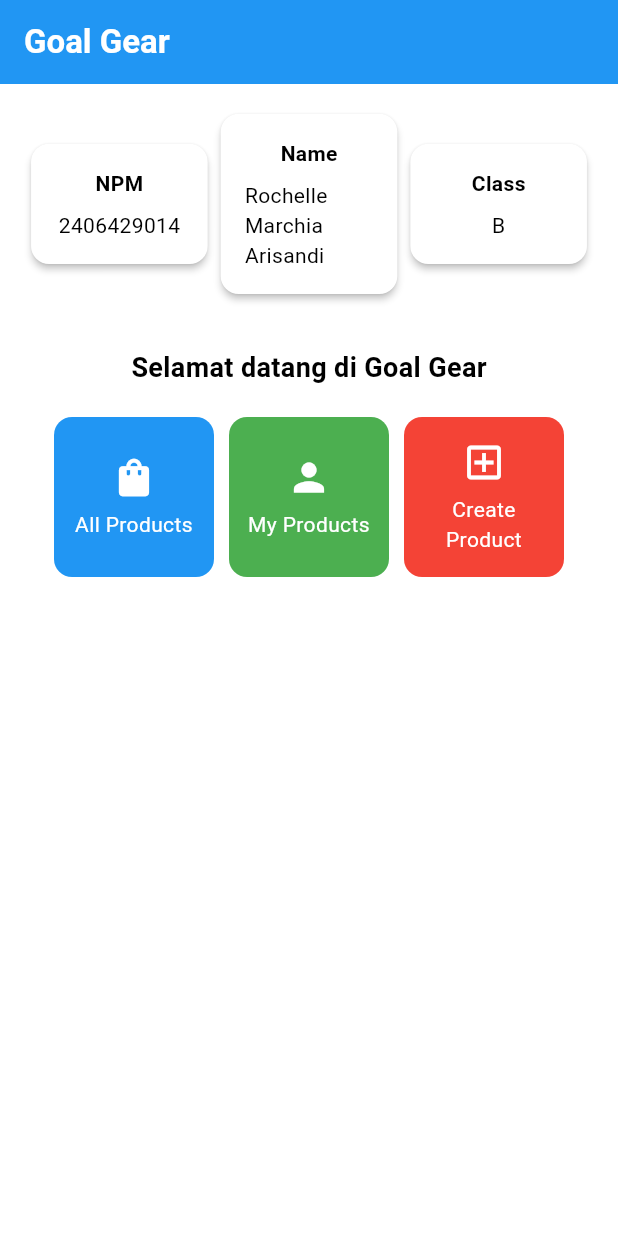
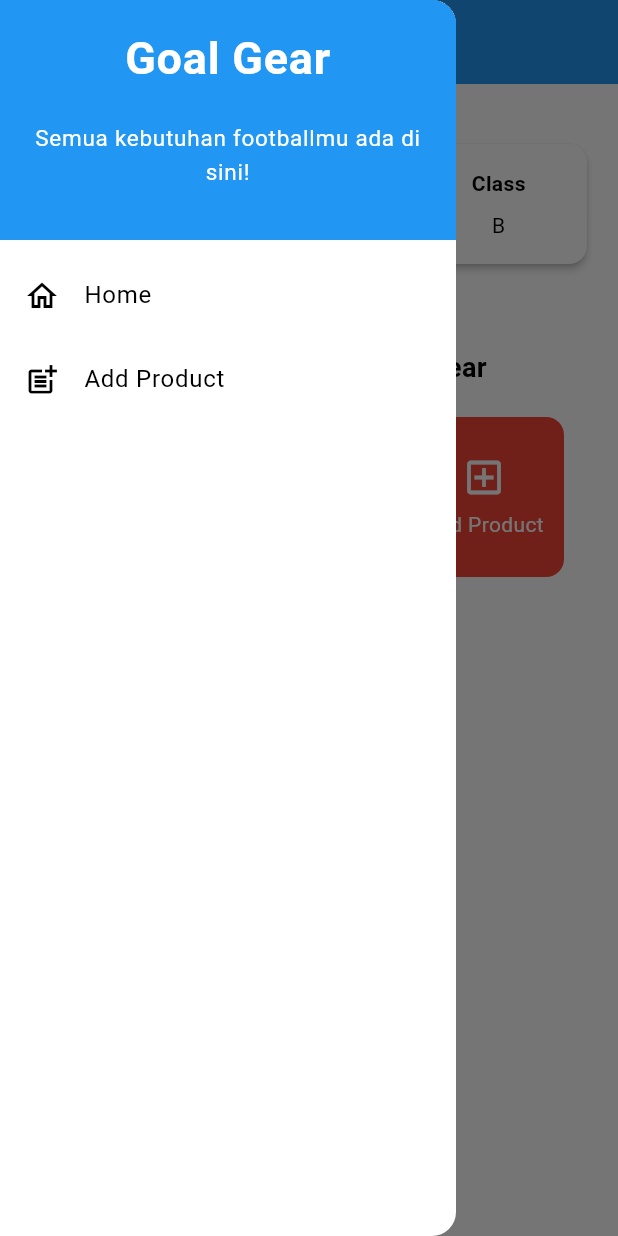
Before and after one commit to rochellearis/goal-gear-mobile, a Flutter app: the screen it shows after launch, with the side drawer open (before the commit the screen has no drawer), on a phone screen of 412 x 824 dp. Run offline on Flutter 3.47's test engine with Material 3 defaults, Android fonts, the phone set to English and light mode, and no system bars.

Commit message:
Tugas 8: Flutter Navigation, Layouts, Forms, and Input Elements

```diff
--- a/lib/main.dart
+++ b/lib/main.dart
@@ -1,5 +1,5 @@
 import 'package:flutter/material.dart';
-import 'package:goal_gear/menu.dart';
+import 'package:goal_gear/screens/menu.dart';
 
 void main() {
   runApp(const MyApp());
--- a/lib/menu.dart
+++ b/lib/screens/menu.dart
@@ -1,4 +1,7 @@
 import 'package:flutter/material.dart';
+import 'package:goal_gear/widgets/left_drawer.dart';
+import 'package:goal_gear/widgets/product_card.dart';
+import 'package:goal_gear/screens/productlist_form.dart'; // import ProductFormPage
 
 class MyHomePage extends StatelessWidget {
   MyHomePage({super.key});
@@ -9,7 +12,7 @@ class MyHomePage extends StatelessWidget {
   final List<ItemHomepage> items = [
     ItemHomepage("All Products", Icons.shopping_bag, Colors.blue),
     ItemHomepage("My Products", Icons.person, Colors.green),
-    ItemHomepage("Create Product", Icons.add_box_outlined, Colors.red),
+    ItemHomepage("Add Product", Icons.add_box_outlined, Colors.red),
   ];
 
   @override
@@ -29,6 +32,7 @@ class MyHomePage extends StatelessWidget {
         // Warna latar belakang AppBar diambil dari skema warna tema aplikasi.
         backgroundColor: Theme.of(context).colorScheme.primary,
       ),
+      drawer: LeftDrawer(),
       // Body halaman dengan padding di sekelilingnya.
       body: Padding(
         padding: const EdgeInsets.all(16.0),
@@ -79,7 +83,19 @@ class MyHomePage extends StatelessWidget {
 
                     // Menampilkan ItemCard untuk setiap item dalam list items.
                     children: items.map((ItemHomepage item) {
-                      return ItemCard(item);
+                      return InkWell(
+                        onTap: () {
+                          if (item.name == "Add Product") {
+                            Navigator.push(
+                              context,
+                              MaterialPageRoute(
+                                builder: (context) => const ProductFormPage(),
+                              ),
+                            );
+                          }
+                        },
+                        child: ItemCard(item),
+                      );
                     }).toList(),
                   ),
                 ],
@@ -132,57 +148,3 @@ class ItemHomepage {
 
   ItemHomepage(this.name, this.icon, this.color);
 }
-
-class ItemCard extends StatelessWidget {
-  // Menampilkan kartu dengan ikon dan nama.
-
-  final ItemHomepage item;
-
-  const ItemCard(this.item, {super.key});
-
-  @override
-  Widget build(BuildContext context) {
-    return Material(
-      // Menentukan warna latar belakang dari tema aplikasi.
-      color: item.color, // use the item's color
-      // Membuat sudut kartu melengkung.
-      borderRadius: BorderRadius.circular(12),
-
-      child: InkWell(
-        borderRadius: BorderRadius.circular(12), // match Material's radius
-        // Aksi ketika kartu ditekan.
-        onTap: () {
-          // Menampilkan pesan SnackBar saat kartu ditekan.
-          ScaffoldMessenger.of(context)
-            ..hideCurrentSnackBar()
-            ..showSnackBar(
-                SnackBar(content: Text("Kamu telah menekan tombol ${item.name}!"))
-            );
-        },
-        // Container untuk menyimpan Icon dan Text
-        child: Container(
-          padding: const EdgeInsets.all(8),
-          child: Center(
-            child: Column(
-              // Menyusun ikon dan teks di tengah kartu.
-              mainAxisAlignment: MainAxisAlignment.center,
-              children: [
-                Icon(
-                  item.icon,
-                  color: Colors.white,
-                  size: 30.0,
-                ),
-                const Padding(padding: EdgeInsets.all(3)),
-                Text(
-                  item.name,
-                  textAlign: TextAlign.center,
-                  style: const TextStyle(color: Colors.white),
-                ),
-              ],
-            ),
-          ),
-        ),
-      ),
-    );
-  }
-}
--- /dev/null
+++ b/lib/widgets/left_drawer.dart
@@ -0,0 +1,66 @@
+import 'package:flutter/material.dart';
+import 'package:goal_gear/screens/menu.dart';
+import 'package:goal_gear/screens/productlist_form.dart'; // import ProductFormPage
+
+class LeftDrawer extends StatelessWidget {
+  const LeftDrawer({super.key});
+
+  @override
+  Widget build(BuildContext context) {
+    return Drawer(
+      child: ListView(
+        children: [
+          const DrawerHeader(
+            decoration: BoxDecoration(
+              color: Colors.blue,
+            ),
+            child: Column(
+              children: [
+                Text(
+                  'Goal Gear',
+                  textAlign: TextAlign.center,
+                  style: TextStyle(
+                    fontSize: 30,
+                    fontWeight: FontWeight.bold,
+                    color: Colors.white,
+                  ),
+                ),
+                Padding(padding: EdgeInsets.all(10)),
+                Text("Semua kebutuhan footballmu ada di sini!",
+                    // Tambahkan gaya teks dengan center alignment, font ukuran 15, warna putih, dan weight biasa
+                    textAlign: TextAlign.center,
+                    style: TextStyle(
+                      fontSize: 15,
+                      color: Colors.white,
+                      fontWeight: FontWeight.normal,
+                    ),
+                  ),
+              ],
+            ),
+          ),
+          ListTile(
+            leading: const Icon(Icons.home_outlined),
+            title: const Text('Home'),
+            // Bagian redirection ke MyHomePage
+            onTap: () {
+              Navigator.pushReplacement(
+                  context,
+                  MaterialPageRoute(
+                    builder: (context) => MyHomePage(),
+                  ));
+            },
+          ),
+          ListTile(
+            leading: const Icon(Icons.post_add),
+            title: const Text('Add Product'),
+            // Bagian redirection ke ProductFormPage
+            onTap: () {
+              // Routing ke ProductFormPage di sini
+              Navigator.push(context, MaterialPageRoute(builder: (context) => const ProductFormPage()));
+            },
+          ),
+        ],
+      ),
+    );
+  }
+}
--- /dev/null
+++ b/lib/widgets/product_card.dart
@@ -0,0 +1,67 @@
+import 'package:flutter/material.dart';
+import 'package:goal_gear/screens/productlist_form.dart'; // import ProductFormPage
+import 'package:goal_gear/screens/menu.dart';
+
+class ItemCard extends StatelessWidget {
+  // Menampilkan kartu dengan ikon dan nama.
+
+  final ItemHomepage item;
+
+  const ItemCard(this.item, {super.key});
+
+  @override
+  Widget build(BuildContext context) {
+    return Material(
+      // Menentukan warna latar belakang dari tema aplikasi.
+      color: item.color, // use the item's color
+      // Membuat sudut kartu melengkung.
+      borderRadius: BorderRadius.circular(12),
+
+      child: InkWell(
+        borderRadius: BorderRadius.circular(12), // match Material's radius
+        // Aksi ketika kartu ditekan.
+        onTap: () {
+          // Menampilkan pesan SnackBar saat kartu ditekan.
+          ScaffoldMessenger.of(context)
+            ..hideCurrentSnackBar()
+            ..showSnackBar(
+                SnackBar(content: Text("Kamu telah menekan tombol ${item.name}!"))
+            );
+            // Navigate ke route yang sesuai (tergantung jenis tombol)
+          if (item.name == "Add Product") {
+            // Gunakan Navigator.push untuk melakukan navigasi ke MaterialPageRoute yang mencakup ProductFormPage.
+            Navigator.push(
+              context,
+              MaterialPageRoute(
+                builder: (context) => const ProductFormPage(),
+              ),
+            );
+          }
+        },
+        // Container untuk menyimpan Icon dan Text
+        child: Container(
+          padding: const EdgeInsets.all(8),
+          child: Center(
+            child: Column(
+              // Menyusun ikon dan teks di tengah kartu.
+              mainAxisAlignment: MainAxisAlignment.center,
+              children: [
+                Icon(
+                  item.icon,
+                  color: Colors.white,
+                  size: 30.0,
+                ),
+                const Padding(padding: EdgeInsets.all(3)),
+                Text(
+                  item.name,
+                  textAlign: TextAlign.center,
+                  style: const TextStyle(color: Colors.white),
+                ),
+              ],
+            ),
+          ),
+        ),
+      ),
+    );
+  }
+}
```
Also changed, not shown: lib/screens/productlist_form.dart (added, +321 -0 lines), 1 other file.
